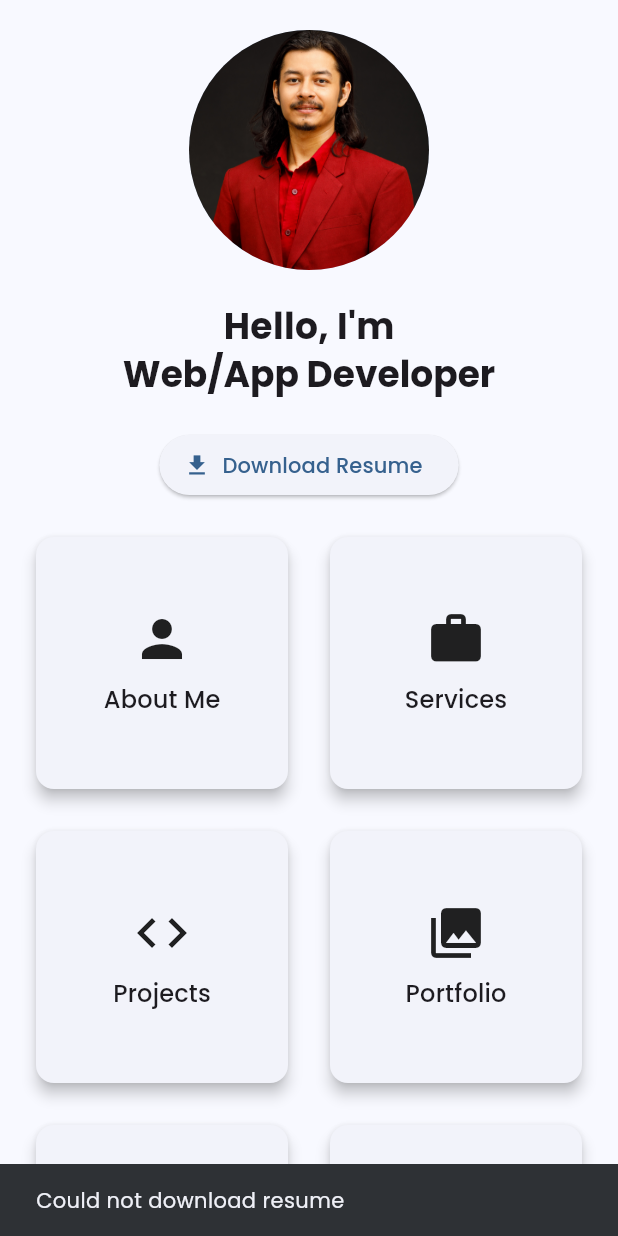
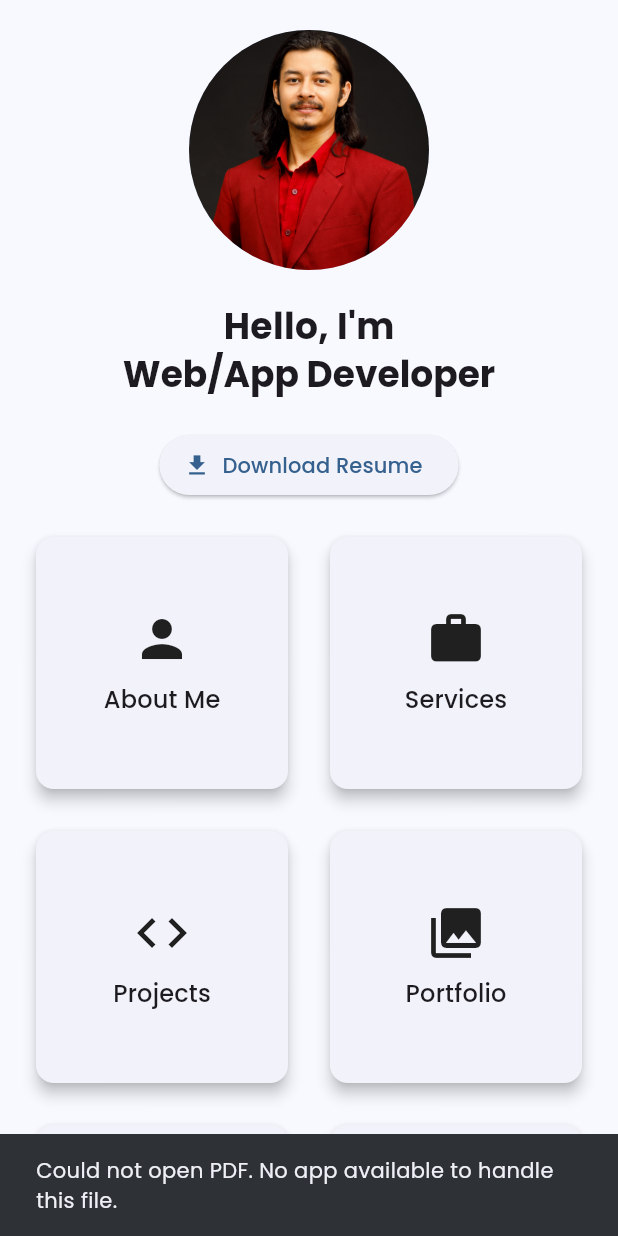
Before and after one commit to ekrajghimire/Personal-Flutter-App, a Flutter app: the screen it shows after launch, after a tap on "Skip", after a tap on "Download Resume", on a phone screen of 412 x 824 dp. Run offline on Flutter 3.47's test engine with Material 3 defaults, Android fonts, the light colour scheme and no system bars; our stand-ins replace cached_network_image, flutter_svg, google_fonts, share_plus, shared_preferences.

Commit message:
resume download issue fix

```diff
--- a/lib/screens/home/home_screen.dart
+++ b/lib/screens/home/home_screen.dart
@@ -132,14 +132,34 @@ class _HomeScreenState extends State<HomeScreen> {
   }
 
   Future<void> _downloadResume() async {
-    // Replace with your resume URL
-    const url = 'https://example.com/resume.pdf';
-    if (await canLaunchUrl(Uri.parse(url))) {
-      await launchUrl(Uri.parse(url));
-    } else {
+    // Change this URL if needed
+    const url =
+        'https://www.ekrajghimire.com.np/wp-content/uploads/2023/05/EkrajGhimire.pdf';
+
+    try {
+      final Uri uri = Uri.parse(url);
+
+      // Use launchUrl with the correct mode for opening PDFs
+      if (await canLaunchUrl(uri)) {
+        await launchUrl(
+          uri,
+          mode: LaunchMode.externalApplication, // Opens in external app
+        );
+      } else {
+        if (mounted) {
+          ScaffoldMessenger.of(context).showSnackBar(
+            const SnackBar(
+              content: Text(
+                'Could not open PDF. No app available to handle this file.',
+              ),
+            ),
+          );
+        }
+      }
+    } catch (e) {
       if (mounted) {
         ScaffoldMessenger.of(context).showSnackBar(
-          const SnackBar(content: Text('Could not download resume')),
+          SnackBar(content: Text('Error opening resume: ${e.toString()}')),
         );
       }
     }
```
